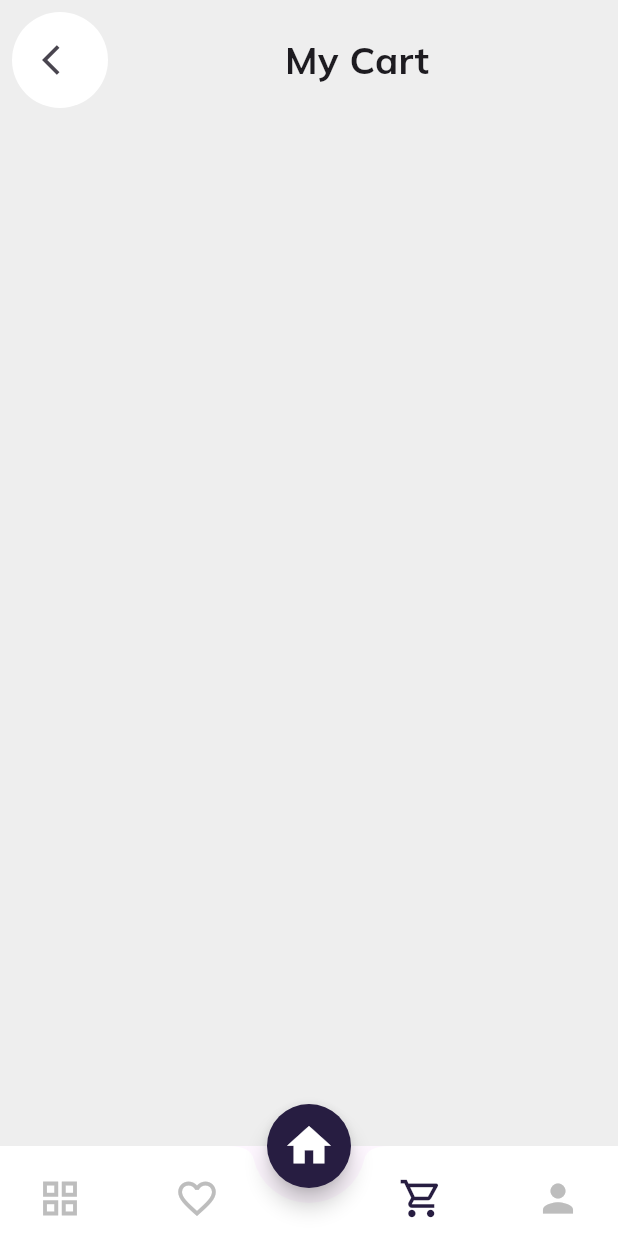
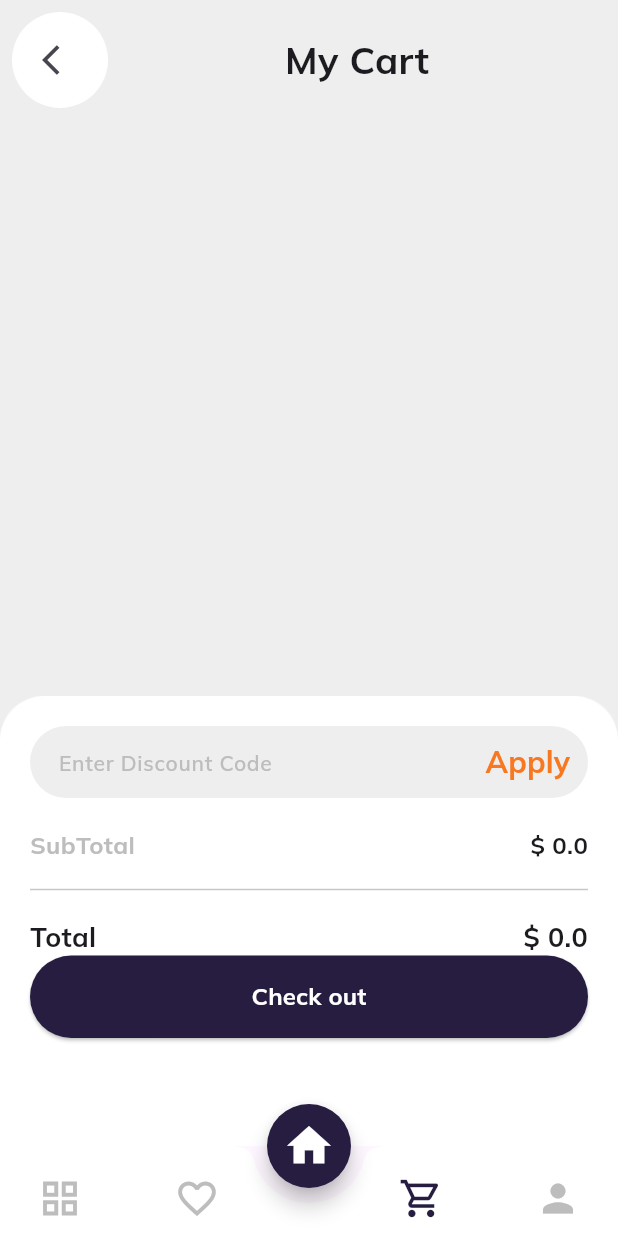
Before and after one commit to mkasang/ecommm, a Flutter app: the screen it shows after launch, item 3 of the bottom bar chosen, on a phone screen of 412 x 824 dp. Run offline on Flutter 3.47's test engine with Material 3 defaults, Android fonts, the phone set to English and light mode, and no system bars; our stand-ins replace google_fonts.

Commit message:
total checkout

```diff
--- a/lib/providers/cart_provider.dart
+++ b/lib/providers/cart_provider.dart
@@ -17,10 +17,19 @@ class CartProvider extends ChangeNotifier {
   }
 
   incrementQtn(int index) => _cart[index].quantity++;
-  decrementQtn(int index) {
-    if (_cart[index].quantity > 1) {
-      _cart[index].quantity--;
+  decrementQtn(int index) => _cart[index].quantity--;
+  // {
+  //   if (_cart[index].quantity > 1) {
+  //     _cart[index].quantity--;
+  //   }
+  // }
+
+  totalPrice() {
+    double total1 = 0.0;
+    for (Product element in _cart) {
+      total1 += element.price * element.quantity;
     }
+    return total1;
   }
 
   static CartProvider of(
--- a/lib/screens/cart/cart_screen.dart
+++ b/lib/screens/cart/cart_screen.dart
@@ -1,5 +1,6 @@
 import 'package:ecommm/constants.dart';
 import 'package:ecommm/providers/cart_provider.dart';
+import 'package:ecommm/screens/cart/check_out.dart';
 import 'package:ecommm/screens/nav_bar_screen.dart';
 import 'package:flutter/material.dart';
 
@@ -33,6 +34,8 @@ class _CartScreenState extends State<CartScreen> {
     }
 
     return Scaffold(
+      //total
+      bottomSheet: const CheckOutBox(),
       backgroundColor: MkasColor.contentColor,
       body: SafeArea(
         child: Column(
@@ -172,7 +175,8 @@ class _CartScreenState extends State<CartScreen> {
                               ),
                             ),
                           ],
-                          ))
+                        ),
+                      ),
                     ],
                   );
                 },
--- /dev/null
+++ b/lib/screens/cart/check_out.dart
@@ -0,0 +1,115 @@
+import 'package:ecommm/constants.dart';
+import 'package:ecommm/providers/cart_provider.dart';
+import 'package:flutter/material.dart';
+
+class CheckOutBox extends StatelessWidget {
+  const CheckOutBox({super.key});
+
+  @override
+  Widget build(BuildContext context) {
+    final provider = CartProvider.of(context);
+    return Container(
+      height: 300,
+      width: double.infinity,
+      decoration: const BoxDecoration(
+        color: MkasColor.white,
+        borderRadius: BorderRadius.only(
+          topRight: Radius.circular(30),
+          topLeft: Radius.circular(30),
+        ),
+      ),
+      padding: const EdgeInsets.all(20),
+      child: Column(
+        crossAxisAlignment: CrossAxisAlignment.start,
+        children: [
+          TextField(
+            decoration: InputDecoration(
+              border: OutlineInputBorder(
+                borderRadius: BorderRadius.circular(30),
+                borderSide: BorderSide.none,
+              ),
+              contentPadding: const EdgeInsets.symmetric(
+                vertical: 5,
+                horizontal: 15,
+              ),
+              filled: true,
+              fillColor: MkasColor.contentColor,
+              hintText: "Enter Discount Code",
+              hintStyle: const TextStyle(
+                fontSize: 14,
+                fontWeight: FontWeight.w600,
+                color: MkasColor.unselectColor,
+              ),
+              suffixIcon: TextButton(
+                onPressed: () {},
+                child: const Text(
+                  "Apply",
+                  style: TextStyle(
+                      color: MkasColor.secondaryColor,
+                      fontSize: 20,
+                      fontWeight: FontWeight.bold),
+                ),
+              ),
+            ),
+          ),
+          const SizedBox(height: 20),
+          Row(
+            mainAxisAlignment: MainAxisAlignment.spaceBetween,
+            children: [
+              const Text(
+                "SubTotal",
+                style: TextStyle(
+                  fontSize: 16,
+                  fontWeight: FontWeight.bold,
+                  color: MkasColor.unselectColor,
+                ),
+              ),
+              Text(
+                "\$ ${provider.totalPrice()}",
+                style: const TextStyle(
+                  fontSize: 16,
+                  fontWeight: FontWeight.bold,
+                ),
+              ),
+            ],
+          ),
+          const SizedBox(height: 10),
+          const Divider(),
+          const SizedBox(height: 10),
+          Row(
+            mainAxisAlignment: MainAxisAlignment.spaceBetween,
+            children: [
+              const Text(
+                "Total",
+                style: TextStyle(fontSize: 18, fontWeight: FontWeight.bold),
+              ),
+              Text(
+                "\$ ${provider.totalPrice()}",
+                style: TextStyle(
+                  fontSize: 18,
+                  fontWeight: FontWeight.bold,
+                ),
+              )
+            ],
+          ),
+          const SizedBox(),
+          ElevatedButton(
+            onPressed: () {},
+            style: ElevatedButton.styleFrom(
+              backgroundColor: MkasColor.primaryColor,
+              minimumSize: const Size(double.infinity, 55),
+            ),
+            child: const Text(
+              "Check out",
+              style: TextStyle(
+                fontSize: 16,
+                color: MkasColor.white,
+                fontWeight: FontWeight.bold,
+              ),
+            ),
+          )
+        ],
+      ),
+    );
+  }
+}
```
Lines whose indentation alone changed are shown as unchanged.
